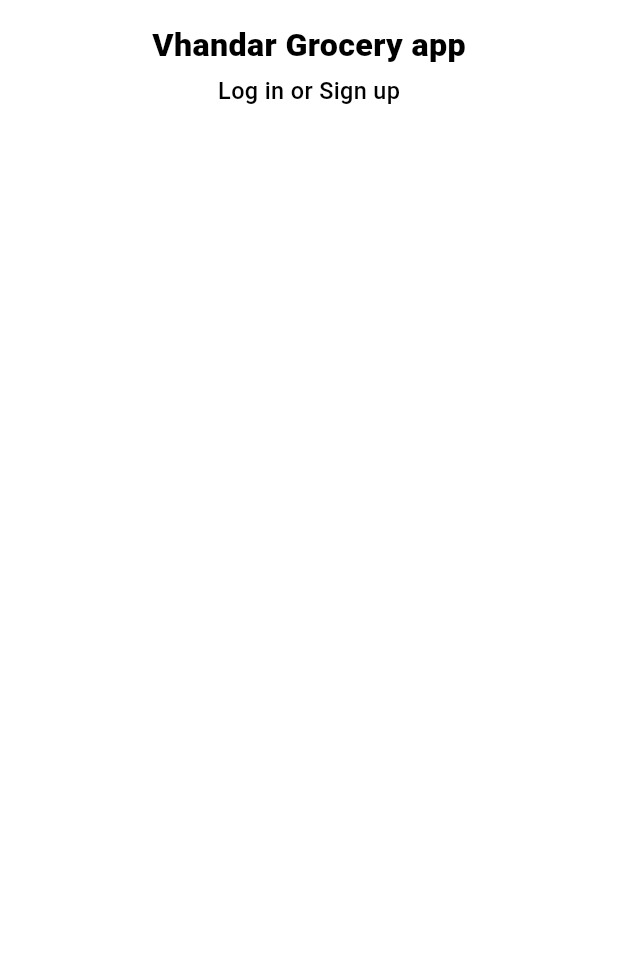
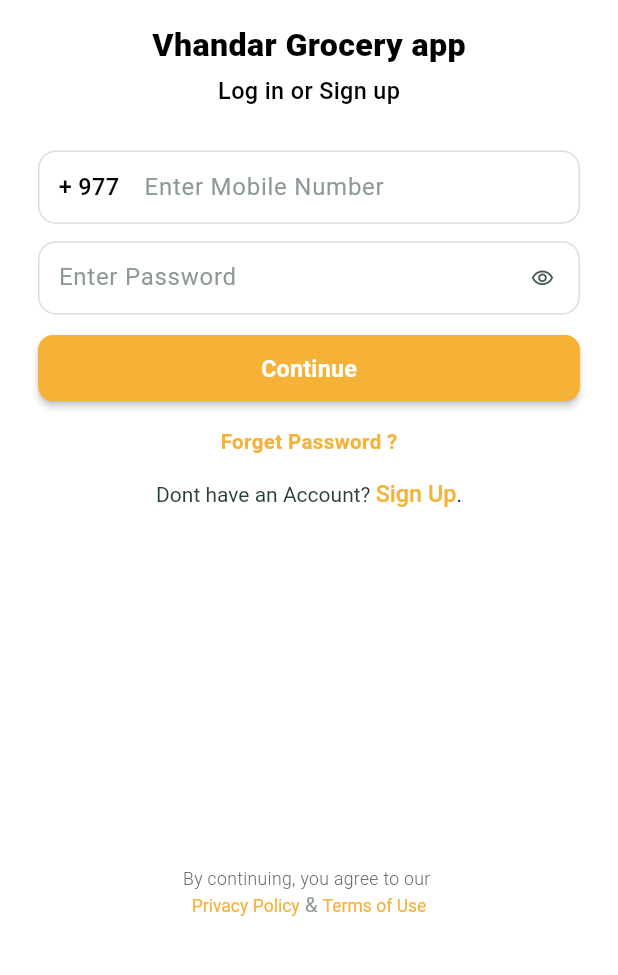
Before and after one commit to sandesh1417/lets_vhandar, a Flutter app: the screen it shows after launch, on a phone screen of 412 x 824 dp, the part 170-1145 px from its top. Run offline on Flutter 3.47's test engine with Material 3 defaults, Android fonts, the light colour scheme and no system bars; our stand-ins replace dio, flutter_screenutil, flutter_svg, shared_preferences.

Commit message:
feat : basic minor login ui wip

```diff
--- a/lib/core/constants/app_style.dart
+++ b/lib/core/constants/app_style.dart
@@ -16,6 +16,12 @@ class KTextStyle {
     fontWeight: FontWeight.w400,
     fontFamily: 'Roboto',
   );
+  static TextStyle roboto14hintTxt4W = TextStyle(
+    fontSize: 14.sp,
+    color: AppColor.hintText,
+    fontWeight: FontWeight.w400,
+    fontFamily: 'Roboto',
+  );
   static TextStyle roboto14BlackD5W = TextStyle(
     fontSize: 14.sp,
     color: AppColor.text,
@@ -28,15 +34,21 @@ class KTextStyle {
     fontWeight: FontWeight.w700,
     fontFamily: 'Roboto',
   );
-  static TextStyle roboto12Oranger4W = TextStyle(
+  static TextStyle roboto12sec4W = TextStyle(
     fontSize: 12.sp,
-    color: AppColor.primary,
+    color: AppColor.secondary,
     fontWeight: FontWeight.w400,
     fontFamily: 'Roboto',
   );
   static TextStyle roboto14black7W = TextStyle(
     fontSize: 14.sp,
     color: AppColor.primary,
+    fontWeight: FontWeight.w700,
+    fontFamily: 'Roboto',
+  );
+  static TextStyle roboto14sec7W = TextStyle(
+    fontSize: 14.sp,
+    color: AppColor.secondary,
     fontWeight: FontWeight.w700,
     fontFamily: 'Roboto',
   );
@@ -109,6 +121,12 @@ class KTextStyle {
     fontWeight: FontWeight.w500,
     fontFamily: 'Roboto',
   );
+  static TextStyle roboto16sec5W = TextStyle(
+    fontSize: 16.sp,
+    color: AppColor.secondary,
+    fontWeight: FontWeight.w500,
+    fontFamily: 'Roboto',
+  );
   static TextStyle roboto16black5W = TextStyle(
     fontSize: 16.sp,
     color: Colors.black,
@@ -121,4 +139,10 @@ class KTextStyle {
     fontWeight: FontWeight.w800,
     fontFamily: 'Roboto',
   );
+  static TextStyle roboto12lGray3W = TextStyle(
+    fontSize: 12.sp,
+    color: AppColor.lgrayTxt,
+    fontWeight: FontWeight.w300,
+    fontFamily: 'Roboto',
+  );
 }
--- a/lib/core/constants/color_constant.dart
+++ b/lib/core/constants/color_constant.dart
@@ -1,6 +1,23 @@
 import 'package:flutter/material.dart';
 
 class AppColor {
+  static Color primary = const Color(0xFF0A754E);
+  static Color secondary = const Color(0xFFF5B237);
+  static Color border = const Color(0xFFD9DDDC);
+  static Color insideTF = const Color(0xFFD9DDDC);
+  static Color white = const Color(0xFFFFFFFF);
+  static Color hintText = const Color(0xFF8C9A95);
+  static Color icon = const Color(0xFF455B53);
+  static Color greenTxt = const Color(0xFF264136);
+  static Color lgrayTxt = const Color(0xFF696969);
+
+///////////////=====================/////////////
+///////////////=====================/////////////
+///////////////=====================/////////////
+///////////////=====================/////////////
+///////////////=====================/////////////
+///////////////=====================/////////////
+
   // static Color bg = const Color(0xFF121212).withOpacity(1);
   // static Color btn = const Color(0xFF242A38).withOpacity(1);
   static Color btn = white02;
@@ -15,15 +32,13 @@ class AppColor {
   // static Color primary = const Color(0xFFBB86FC).withOpacity(0.8);
   // static Color primary = const Color.fromARGB(255, 16, 102, 16);
   // static Color primary = const Color(0xFF075E54);
-  static Color primary = const Color(0xFF0A754E);
   static Color primaryBright = const Color.fromARGB(255, 36, 112, 36);
   static Color primary02 = primary.withOpacity(0.2);
   static Color primary05 = primary.withOpacity(0.5);
   static Color primary01 = primary.withOpacity(1);
-  static Color secondary = const Color(0xFFFCF686).withOpacity(1);
+  // static Color secondary = const Color(0xFFFCF686).withOpacity(1);
   static Color secondary1 = const Color(0xFFF2F7A1).withOpacity(1);
   static Color error = const Color(0xFFCF6679);
-  static Color white = const Color(0xFFFFFFFF);
   static Color white07 = Colors.white.withOpacity(0.7);
   static Color white05 = Colors.white.withOpacity(0.5);
   static Color white03 = Colors.white.withOpacity(0.3);
--- a/lib/features/auth/login/login_screen.dart
+++ b/lib/features/auth/login/login_screen.dart
@@ -2,8 +2,11 @@ import 'package:flutter/material.dart';
 import 'package:flutter_screenutil/flutter_screenutil.dart';
 import 'package:flutter_svg/svg.dart';
 import 'package:lets_vhandar/core/constants/app_style.dart';
+import 'package:lets_vhandar/core/constants/color_constant.dart';
 import 'package:lets_vhandar/core/constants/image_constant.dart';
+import 'package:lets_vhandar/widgets/custom_button.dart';
 import 'package:lets_vhandar/widgets/custom_scaffold_wrapper.dart';
+import 'package:lets_vhandar/widgets/tff.dart';
 
 class LoginScreen extends StatelessWidget {
   const LoginScreen({super.key});
@@ -23,6 +26,66 @@ class LoginScreen extends StatelessWidget {
           Text('Vhandar Grocery app', style: KTextStyle.roboto22black8W),
           SizedBox(height: 4.h),
           Text('Log in or Sign up', style: KTextStyle.roboto16black5W),
+          SizedBox(height: 30.h),
+          CustomTextField(
+            hintText: 'Enter Mobile Number',
+            labelText: 'Number',
+            prefixIcon: Padding(
+              padding: EdgeInsets.only(left: 12.w, top: 12.h, right: 12.w),
+              child: Text(
+                '+ 977',
+                style: KTextStyle.roboto16black5W,
+              ),
+            ),
+            // errorText: '',
+          ),
+          // SizedBox(height: 16.h),
+          const CustomTextField(
+            hintText: 'Enter Password',
+            labelText: 'Number',
+            obscureText: true,
+          ),
+          CustomButton(onPress: () {}, buttonTitle: 'Continue'),
+          SizedBox(height: 16.h),
+          GestureDetector(
+            child: Text(
+              'Forget Password ?',
+              style: KTextStyle.roboto14sec7W,
+            ),
+            onTap: () {},
+          ),
+          SizedBox(height: 16.h),
+          RichText(
+            text: TextSpan(
+              text: 'Dont have an Account? ',
+              style: TextStyle(color: AppColor.greenTxt),
+              children: <TextSpan>[
+                TextSpan(text: 'Sign Up', style: KTextStyle.roboto16sec5W),
+                const TextSpan(
+                  text: '.',
+                  style: TextStyle(color: Colors.black),
+                ),
+              ],
+            ),
+          ),
+          SizedBox(height: 245.h),
+          Text(
+            'By continuing, you agree to our ',
+            style: KTextStyle.roboto12lGray3W,
+          ),
+          RichText(
+            text: TextSpan(
+              text: 'Privacy Policy',
+              style: KTextStyle.roboto12sec4W,
+              children: <TextSpan>[
+                TextSpan(text: ' & ', style: KTextStyle.roboto14hintTxt4W),
+                TextSpan(
+                  text: 'Terms of Use',
+                  style: KTextStyle.roboto12sec4W,
+                ),
+              ],
+            ),
+          ),
         ],
       ),
     );
--- a/lib/main.dart
+++ b/lib/main.dart
@@ -2,6 +2,7 @@ import 'package:flutter/material.dart';
 import 'package:flutter_screenutil/flutter_screenutil.dart';
 import 'package:lets_vhandar/core/constants/color_constant.dart';
 import 'package:lets_vhandar/features/auth/login/login_screen.dart';
+import 'package:lets_vhandar/features/splash/splash_screen.dart';
 
 final GlobalKey<ScaffoldState> scaffoldKey = GlobalKey<ScaffoldState>();
 
--- /dev/null
+++ b/lib/widgets/custom_button.dart
@@ -0,0 +1,165 @@
+import 'package:flutter/material.dart';
+import 'package:flutter_screenutil/flutter_screenutil.dart';
+import 'package:lets_vhandar/widgets/loader.dart';
+
+import '../core/constants/app_style.dart';
+import '../core/constants/color_constant.dart';
+import '../core/utils/navigator_services.dart';
+
+class CustomButton extends StatelessWidget {
+  final Function()? onPress;
+  final double? borderRadius;
+  final String buttonTitle;
+  final bool? isLoading;
+  final bool? isEnabled;
+  final Color? buttonColor;
+  final double? btnWidth;
+  final double? btnHeight;
+  final TextStyle? txtStyle;
+
+  const CustomButton({
+    super.key,
+    required this.onPress,
+    this.borderRadius,
+    required this.buttonTitle,
+    this.isLoading = false,
+    this.buttonColor,
+    this.btnWidth,
+    this.btnHeight,
+    this.txtStyle,
+    this.isEnabled = true,
+  });
+
+  @override
+  Widget build(BuildContext context) {
+    return MaterialButton(
+      onPressed: isEnabled ?? true ? onPress : null,
+      disabledColor: AppColor.primary.withOpacity(0.3),
+      color: buttonColor ?? AppColor.secondary,
+      minWidth: btnWidth ?? double.infinity,
+      height: btnHeight ?? 45.h,
+      shape: RoundedRectangleBorder(
+        borderRadius: BorderRadius.circular(borderRadius ?? 10),
+      ),
+      splashColor: AppColor.primary.withOpacity(0.5),
+      child: !(isLoading ?? false)
+          ? Text(
+              buttonTitle,
+              style: txtStyle ?? KTextStyle.roboto16white7W,
+            )
+          : const CircularLoader(),
+    );
+  }
+}
+
+class CustomCardBtn extends StatelessWidget {
+  final void Function()? onPress;
+  final String buttonTitle;
+  final TextStyle? textStyle;
+  const CustomCardBtn(
+      {super.key,
+      required this.buttonTitle,
+      required this.onPress,
+      this.textStyle});
+
+  @override
+  Widget build(BuildContext context) {
+    return Material(
+      clipBehavior: Clip.hardEdge,
+      borderRadius: BorderRadius.circular(10.r),
+      color: AppColor.btn,
+      child: InkWell(
+        onTap: onPress,
+        child: SizedBox(
+          width: double.infinity,
+          child: Padding(
+            padding: EdgeInsets.only(
+              top: 12.h,
+              bottom: 12.h,
+              left: 24.w,
+            ),
+            child: Text(
+              buttonTitle,
+              style: textStyle ??
+                  KTextStyle.roboto14white4W.copyWith(color: AppColor.white),
+            ),
+          ),
+        ),
+      ),
+    );
+  }
+}
+
+class CustomButtonOutline extends StatelessWidget {
+  final Function()? onPress;
+  final double? borderRadius;
+  final String buttonTitle;
+  final bool? isLoading;
+  final bool? isEnabled;
+  final Color? buttonColor;
+  final double? btnWidth;
+  final double? btnHeight;
+  final TextStyle? txtStyle;
+
+  const CustomButtonOutline({
+    super.key,
+    required this.onPress,
+    this.borderRadius,
+    required this.buttonTitle,
+    this.isLoading = false,
+    this.buttonColor,
+    this.btnWidth,
+    this.btnHeight,
+    this.txtStyle,
+    this.isEnabled = true,
+  });
+
+  @override
+  Widget build(BuildContext context) {
+    return MaterialButton(
+      onPressed: isEnabled ?? true ? onPress : null,
+      disabledColor: AppColor.primary.withOpacity(0.3),
+      color: buttonColor ?? AppColor.white03,
+      minWidth: btnWidth ?? double.infinity,
+      height: btnHeight ?? 45.h,
+      shape: RoundedRectangleBorder(
+        side: BorderSide(color: AppColor.primary),
+        borderRadius: BorderRadius.circular(borderRadius ?? 10),
+      ),
+      splashColor: AppColor.primary.withOpacity(0.5),
+      child: !isLoading!
+          ? Text(
+              buttonTitle,
+              style: txtStyle ??
+                  KTextStyle.roboto14white5W.copyWith(color: Colors.white),
+            )
+          : SizedBox(
+              width: btnWidth ?? double.infinity,
+              child: const CircularLoader()),
+    );
+  }
+}
+
+class CustomBackButton extends StatelessWidget {
+  const CustomBackButton({
+    super.key,
+  });
+
+  @override
+  Widget build(BuildContext context) {
+    return Align(
+      alignment: Alignment.centerLeft,
+      child: IconButton(
+          splashRadius: 10,
+          padding: const EdgeInsets.only(top: 5),
+          icon: Icon(
+            Icons.arrow_back_outlined,
+            color: AppColor.white07,
+            size: 24.w,
+          ),
+          onPressed: () {
+            navigatePop(context);
+          }),
+    );
+  }
+}
--- a/lib/widgets/tff.dart
+++ b/lib/widgets/tff.dart
@@ -54,19 +54,19 @@ class _CustomTextFieldState extends State<CustomTextField> {
         children: [
           Container(
             decoration: BoxDecoration(
-              borderRadius: BorderRadius.circular(4.r),
-              color: AppColor.white.withOpacity(0.2),
+              borderRadius: BorderRadius.circular(12.r),
+              // color: AppColor.white.withOpacity(0.2),
               border: Border.all(
                 color: (widget.errorText == null)
-                    ? AppColor.primary
+                    ? AppColor.border
                     : AppColor.error,
               ),
-              boxShadow: [
-                BoxShadow(
-                    offset: const Offset(2, 6),
-                    blurRadius: 6,
-                    color: Colors.black.withOpacity(0.07))
-              ],
+              // boxShadow: [
+              //   BoxShadow(
+              //       offset: const Offset(2, 6),
+              //       blurRadius: 6,
+              //       color: Colors.black.withOpacity(0.07))
+              // ],
             ),
             height: 50.h,
             child: Center(
@@ -87,7 +87,7 @@ class _CustomTextFieldState extends State<CustomTextField> {
                       : null,
                   isDense: true,
                   hintText: widget.hintText,
-                  hintStyle: TextStyle(color: AppColor.white),
+                  hintStyle: TextStyle(color: AppColor.hintText),
                   prefixIcon: widget.prefixIcon != null
                       ? SizedBox(child: widget.prefixIcon)
                       : null,
@@ -96,13 +96,13 @@ class _CustomTextFieldState extends State<CustomTextField> {
                           onTap: widget.onObscurePressed ?? () {},
                           child: !widget.obscureText!
                               ? Icon(
-                                  Icons.visibility,
-                                  color: AppColor.primary,
+                                  Icons.visibility_off_outlined,
+                                  color: AppColor.icon,
                                   size: 16.sp,
                                 )
                               : Icon(
-                                  Icons.visibility_off,
-                                  color: AppColor.primary,
+                                  Icons.visibility_outlined,
+                                  color: AppColor.icon,
                                   size: 16.sp,
                                 ),
                         )
@@ -116,7 +116,9 @@ class _CustomTextFieldState extends State<CustomTextField> {
           // SizedBox(
           //   height: 4.h,
           // ),
-          SizedBox(
+          (widget.errorText == null)
+              ? const SizedBox()
+              : SizedBox(
                   width: double.maxFinite,
                   child: Padding(
                     padding: EdgeInsets.only(left: 8.h, top: 2.h, bottom: 2.h),
--- a/pubspec.yaml
+++ b/pubspec.yaml
@@ -44,6 +44,7 @@ dependencies:
   geolocator: ^12.0.0
   flutter_screenutil: ^5.9.3
   flutter_svg: ^2.0.10+1
+  flutter_riverpod: ^2.5.1
 
 dev_dependencies:
   flutter_test:
```
Also changed, not shown: pubspec.lock, 1 other file. Lines whose indentation alone changed are shown as unchanged.
